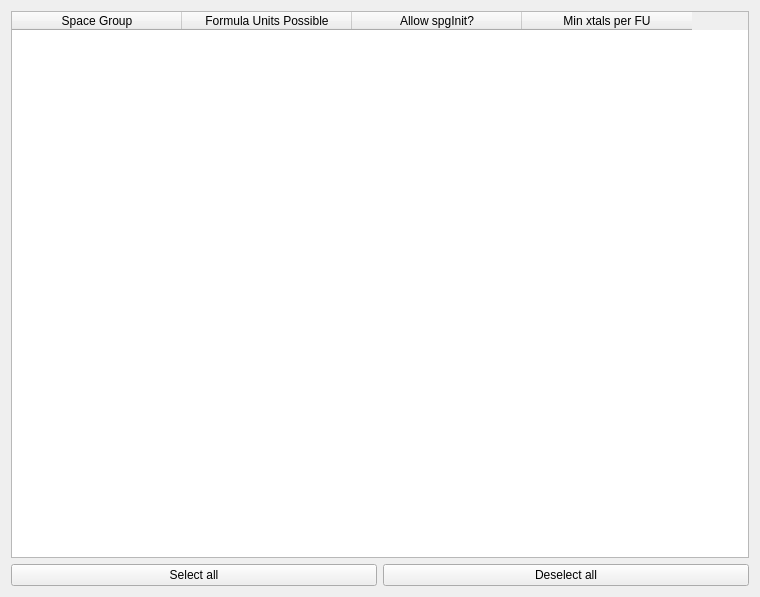
This is src/xtalopt/spgInit/spgInitDialog.ui in xtalopt/XtalOpt as Qt 5 draws it before an edit. The edited form follows.
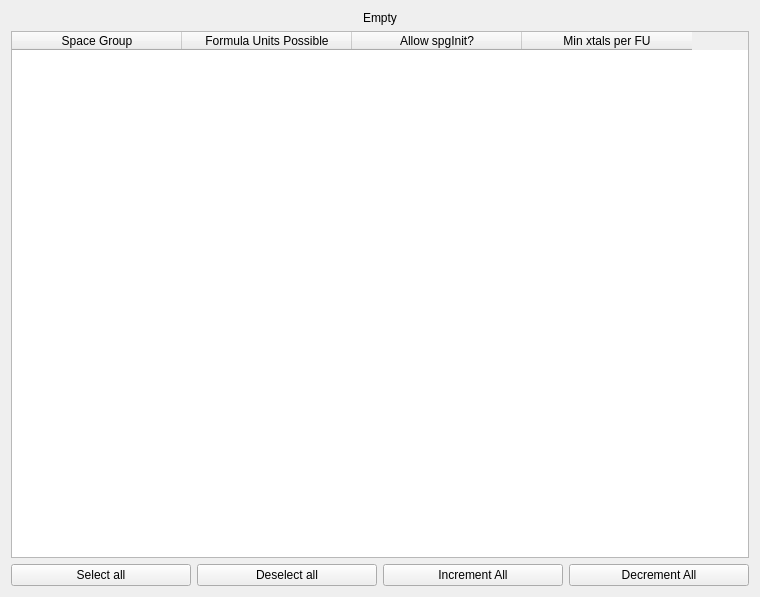
This is the edited form.

Commit message: Added 'selectAll' and 'deselectAll' buttons to the spgInitDialog table. Also added a label at the top. In addition, spinboxes now become disabled if their partner checkbox becomes unchecked. Also added a check in tab_opt that checks to see if the composition is the same before creating a new table - this prevents an old table that someone created from being deleted except when the composition changes. An operator= needed to be defined for XtalCompositionStruct for this to work, so that was done in xtalopt.h

```diff
--- a/src/xtalopt/spgInit/spgInitDialog.ui
+++ b/src/xtalopt/spgInit/spgInitDialog.ui
@@ -21,6 +21,13 @@
      </property>
     </widget>
    </item>
+   <item row="2" column="4">
+    <widget class="QPushButton" name="push_decrementAll">
+     <property name="text">
+      <string>Decrement All</string>
+     </property>
+    </widget>
+   </item>
    <item row="2" column="1">
     <widget class="QPushButton" name="push_selectAll">
      <property name="text">
@@ -28,7 +35,7 @@
      </property>
     </widget>
    </item>
-   <item row="1" column="1" colspan="2">
+   <item row="1" column="1" colspan="4">
     <widget class="QTableWidget" name="table_list">
      <property name="contextMenuPolicy">
       <enum>Qt::CustomContextMenu</enum>
@@ -91,6 +98,23 @@
      </column>
     </widget>
    </item>
+   <item row="2" column="3">
+    <widget class="QPushButton" name="push_incrementAll">
+     <property name="text">
+      <string>Increment All</string>
+     </property>
+    </widget>
+   </item>
+   <item row="0" column="2" colspan="2">
+    <widget class="QLabel" name="ui_label">
+     <property name="text">
+      <string>Empty</string>
+     </property>
+     <property name="alignment">
+      <set>Qt::AlignCenter</set>
+     </property>
+    </widget>
+   </item>
   </layout>
  </widget>
  <resources/>
```
Left out of the diff: 6 changed lines with no effect on the pictures. The commit also changes 4 other files.
